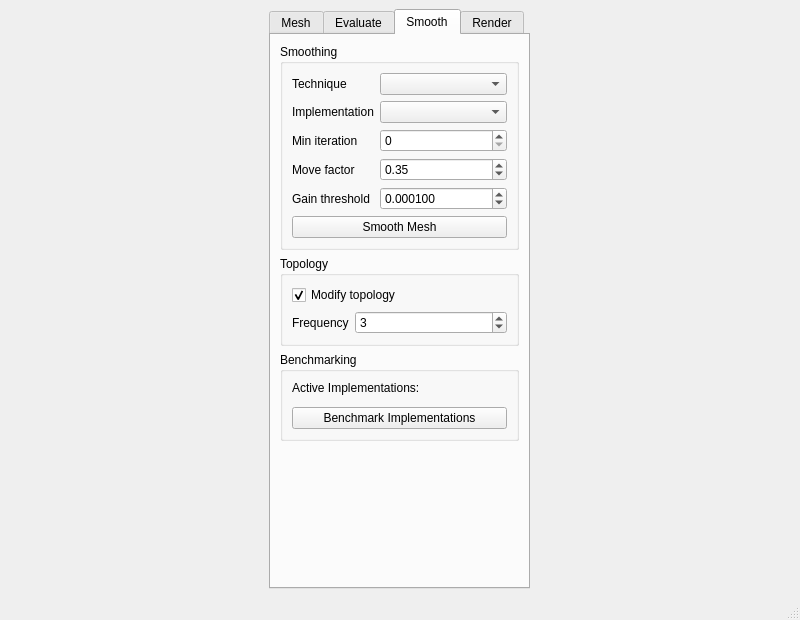
Above: UserInterface/MainWindow.ui from wibus/GpuMesh before the change. Below: the same form after it.
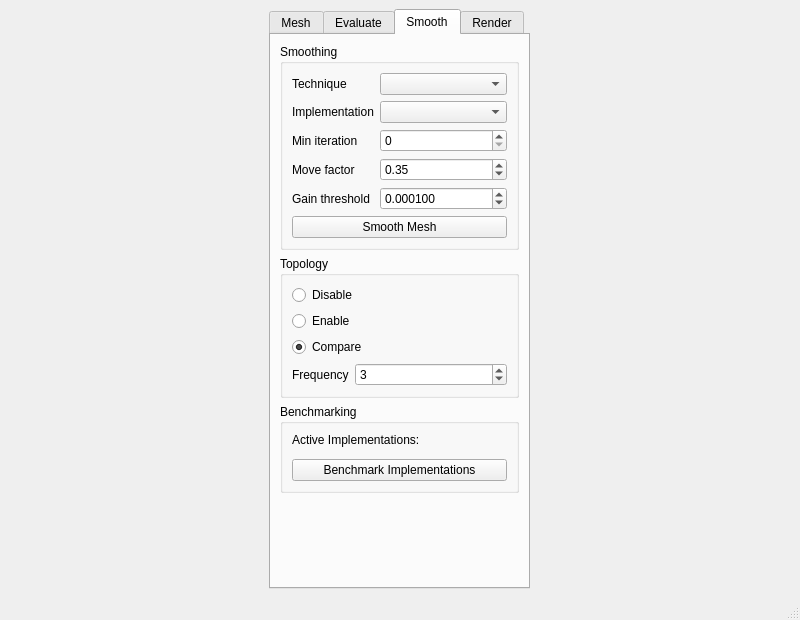
That is the form after the change. The open tabs and pages were chosen to show the change.

Commit message: First topology modification : Face-swap. Various bug fixes.

```diff
--- a/UserInterface/MainWindow.ui
+++ b/UserInterface/MainWindow.ui
@@ -381,24 +381,14 @@
            <string>Topology</string>
           </property>
           <layout class="QFormLayout" name="formLayout_6">
-           <item row="0" column="0" colspan="2">
-            <widget class="QCheckBox" name="modifyTopologyCheck">
-             <property name="text">
-              <string>Modify topology</string>
-             </property>
-             <property name="checked">
-              <bool>true</bool>
-             </property>
-            </widget>
-           </item>
-           <item row="1" column="0">
+           <item row="3" column="0">
             <widget class="QLabel" name="topoFrequencyLabel">
              <property name="text">
               <string>Frequency</string>
              </property>
             </widget>
            </item>
-           <item row="1" column="1">
+           <item row="3" column="1">
             <widget class="QSpinBox" name="topoFrequencySpin">
              <property name="minimum">
               <number>1</number>
@@ -411,6 +401,30 @@
              </property>
             </widget>
            </item>
+           <item row="0" column="0" colspan="2">
+            <widget class="QRadioButton" name="disableTopologyRadio">
+             <property name="text">
+              <string>Disable</string>
+             </property>
+            </widget>
+           </item>
+           <item row="1" column="0" colspan="2">
+            <widget class="QRadioButton" name="enableTopologyRadio">
+             <property name="text">
+              <string>Enable</string>
+             </property>
+            </widget>
+           </item>
+           <item row="2" column="0" colspan="2">
+            <widget class="QRadioButton" name="compareTopologyRadio">
+             <property name="text">
+              <string>Compare</string>
+             </property>
+             <property name="checked">
+              <bool>true</bool>
+             </property>
+            </widget>
+           </item>
           </layout>
          </widget>
         </item>
```
The commit also changes 16 other files.
